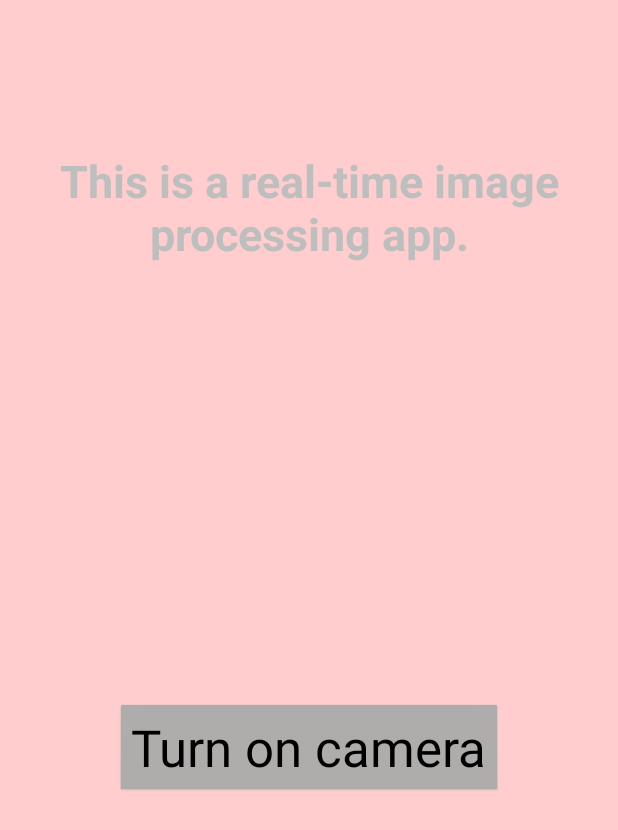
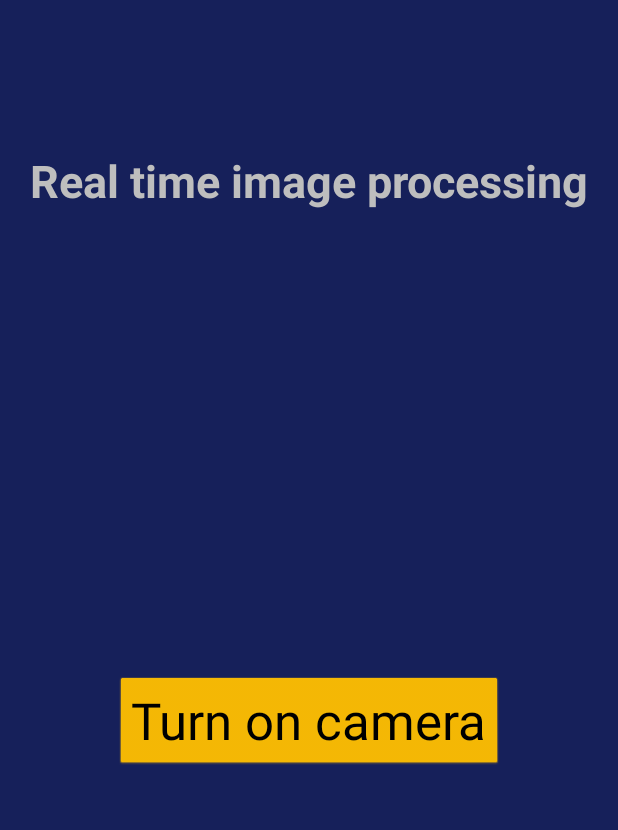
Before and after one commit to kamieniarzk/image-processor, an Android app: the screen it shows after launch (MainActivity), on a phone screen of 412 x 824 dp. Shown: the top 830 px of the screen. Run offline under Robolectric (Android 15) with nearby library versions, the phone set to English and light mode, and no system bars.

```diff
--- a/app/src/main/res/layout/activity_main.xml
+++ b/app/src/main/res/layout/activity_main.xml
@@ -5,8 +5,8 @@
     android:id="@+id/constraintLayout"
     android:layout_width="match_parent"
     android:layout_height="match_parent"
-    android:background="#FFAEAE"
-    android:backgroundTint="#DF6161"
+    android:background="#16205A"
+    android:backgroundTint="#000000"
     android:backgroundTintMode="screen">
 
     <TextView
@@ -26,7 +26,7 @@
         android:id="@+id/button"
         android:layout_width="wrap_content"
         android:layout_height="wrap_content"
-        android:backgroundTint="#AAAAAA"
+        android:backgroundTint="#FFBF00"
         android:backgroundTintMode="src_in"
         android:text="@string/camera_on_button"
         android:textAppearance="@style/TextAppearance.AppCompat.Display1"
--- a/app/src/main/res/values/strings.xml
+++ b/app/src/main/res/values/strings.xml
@@ -1,8 +1,9 @@
 <resources>
     <string name="app_name">opencv101</string>
-    <string name="welcome_text">This is a real-time image processing app.</string>
+    <string name="welcome_text">Real time image processing</string>
     <string name="camera_on_button">Turn on camera</string>
     <string name="flip_camera_button">Flip camera</string>
     <string name="threshold1">Threshold 1</string>
     <string name="threshold2">Threshold 2</string>
+    <string name="blurKernelSize">Blur kernel size</string>
 </resources>
```
Also changed, not shown: app/src/main/java/com/example/opencv101/CameraActivity.java (+5 -3 lines), app/src/main/res/layout/activity_camera.xml (+44 -38 lines).
